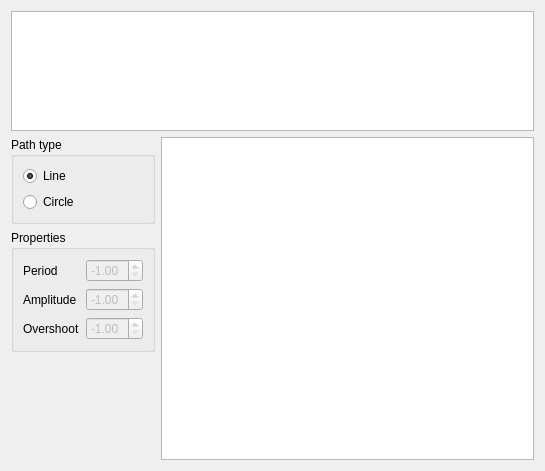
Old version of the form examples/widgets/animation/easing/form.ui in the repository procitec/pyside.
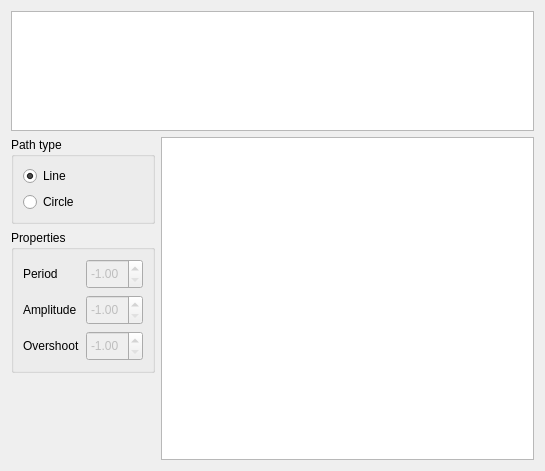
New version of the form.

What changed in the file:
```diff
--- a/examples/widgets/animation/easing/form.ui
+++ b/examples/widgets/animation/easing/form.ui
@@ -96,6 +96,18 @@
         </property>
         <item row="0" column="0">
          <widget class="QLabel" name="label">
+          <property name="sizePolicy">
+           <sizepolicy hsizetype="Preferred" vsizetype="Preferred">
+            <horstretch>0</horstretch>
+            <verstretch>0</verstretch>
+           </sizepolicy>
+          </property>
+          <property name="minimumSize">
+           <size>
+            <width>0</width>
+            <height>30</height>
+           </size>
+          </property>
           <property name="text">
            <string>Period</string>
           </property>
@@ -106,6 +118,18 @@
           <property name="enabled">
            <bool>false</bool>
           </property>
+          <property name="sizePolicy">
+           <sizepolicy hsizetype="Minimum" vsizetype="Fixed">
+            <horstretch>0</horstretch>
+            <verstretch>0</verstretch>
+           </sizepolicy>
+          </property>
+          <property name="minimumSize">
+           <size>
+            <width>0</width>
+            <height>30</height>
+           </size>
+          </property>
           <property name="minimum">
            <double>-1.000000000000000</double>
           </property>
@@ -117,18 +141,17 @@
           </property>
          </widget>
         </item>
-        <item row="1" column="0">
-         <widget class="QLabel" name="label_2">
-          <property name="text">
-           <string>Amplitude</string>
-          </property>
-         </widget>
-        </item>
-        <item row="1" column="1">
+        <item row="2" column="1">
          <widget class="QDoubleSpinBox" name="amplitudeSpinBox">
           <property name="enabled">
            <bool>false</bool>
           </property>
+          <property name="minimumSize">
+           <size>
+            <width>0</width>
+            <height>30</height>
+           </size>
+          </property>
           <property name="minimum">
            <double>-1.000000000000000</double>
           </property>
@@ -140,18 +163,30 @@
           </property>
          </widget>
         </item>
-        <item row="2" column="0">
+        <item row="4" column="0">
          <widget class="QLabel" name="label_3">
+          <property name="minimumSize">
+           <size>
+            <width>0</width>
+            <height>30</height>
+           </size>
+          </property>
           <property name="text">
            <string>Overshoot</string>
           </property>
          </widget>
         </item>
-        <item row="2" column="1">
+        <item row="4" column="1">
          <widget class="QDoubleSpinBox" name="overshootSpinBox">
           <property name="enabled">
            <bool>false</bool>
           </property>
+          <property name="minimumSize">
+           <size>
+            <width>0</width>
+            <height>30</height>
+           </size>
+          </property>
           <property name="minimum">
            <double>-1.000000000000000</double>
           </property>
@@ -163,6 +198,19 @@
           </property>
          </widget>
         </item>
+        <item row="2" column="0">
+         <widget class="QLabel" name="label_2">
+          <property name="minimumSize">
+           <size>
+            <width>0</width>
+            <height>30</height>
+           </size>
+          </property>
+          <property name="text">
+           <string>Amplitude</string>
+          </property>
+         </widget>
+        </item>
        </layout>
       </widget>
      </item>
```
Left out of the diff: 33 changed lines with no effect on the pictures.
